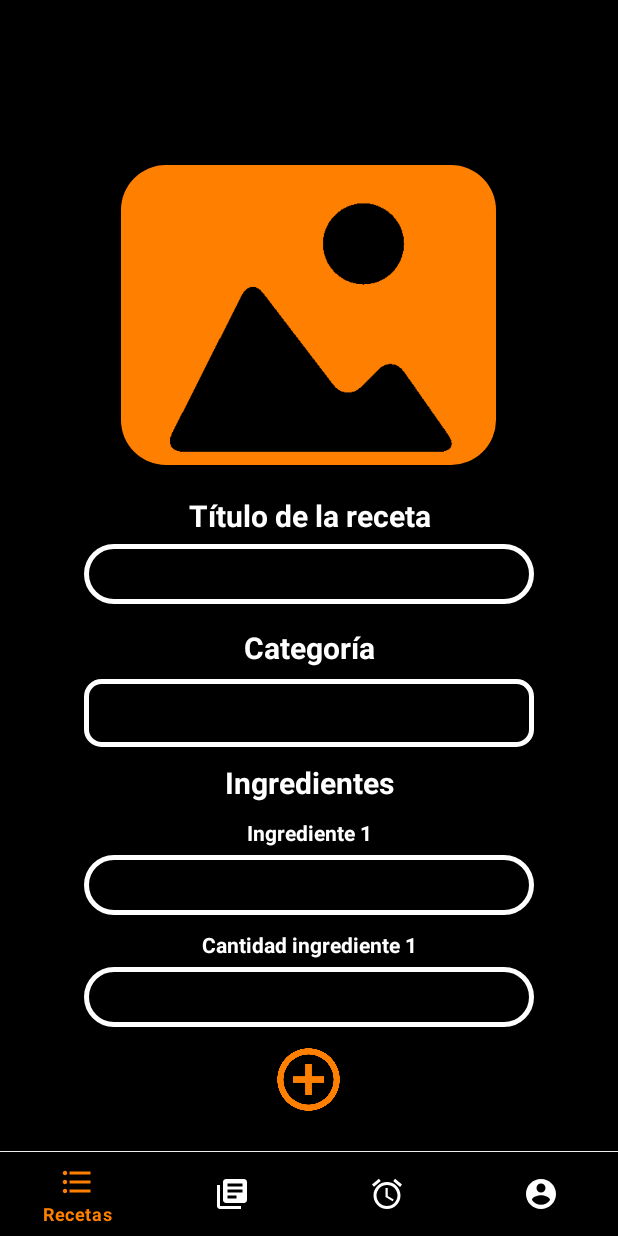
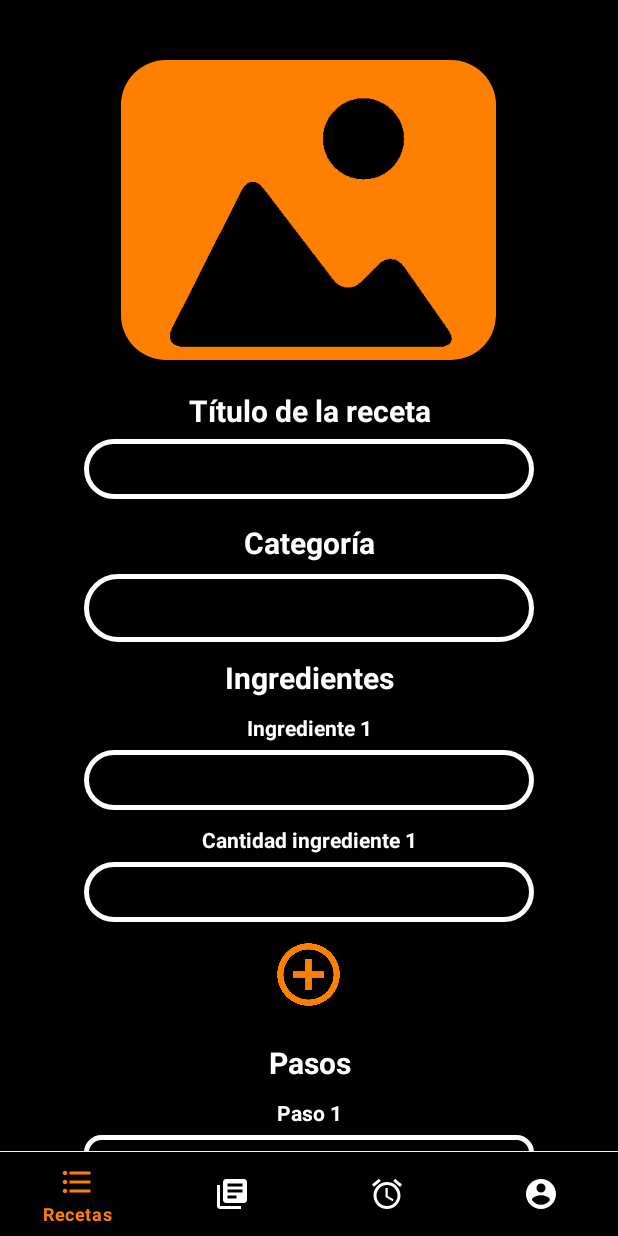
Before and after one commit to antoniocuadros/EasyMeal, an Android app: the FragmentoAnadirReceta screen opened through its navigation route, on a phone screen of 412 x 824 dp. Run offline under Robolectric (Android 15) with nearby library versions, the phone set to English and light mode, and no system bars; our stand-ins replace Room's generated code, navigation-ui.

Commit message:
Avanza #20, añadido comportamiento seleccionar imagen

```diff
--- a/src/app/src/main/java/com/acl/easymeal/fragmentos/FragmentoAnadirReceta.kt
+++ b/src/app/src/main/java/com/acl/easymeal/fragmentos/FragmentoAnadirReceta.kt
@@ -1,5 +1,8 @@
 package com.acl.easymeal.fragmentos
 
+import android.app.Activity
+import android.content.Intent
+import android.net.Uri
 import android.os.Bundle
 import androidx.fragment.app.Fragment
 import android.view.LayoutInflater
@@ -12,6 +15,7 @@ import com.acl.easymeal.R
 import com.acl.easymeal.modelo.obtenerBaseDatos
 import com.google.android.material.button.MaterialButton
 
+@Suppress("DEPRECATION")
 class FragmentoAnadirReceta : Fragment() {
     private lateinit var boton_seleccion_imagen:CardView
     private lateinit var imagen_principal:ImageView
@@ -46,9 +50,21 @@ class FragmentoAnadirReceta : Fragment() {
     private lateinit var paso_8:EditText
     private lateinit var paso_9:EditText
     private lateinit var paso_10:EditText
+    private lateinit var layout_paso_1:LinearLayout
+    private lateinit var layout_paso_2:LinearLayout
+    private lateinit var layout_paso_3:LinearLayout
+    private lateinit var layout_paso_4:LinearLayout
+    private lateinit var layout_paso_5:LinearLayout
+    private lateinit var layout_paso_6:LinearLayout
+    private lateinit var layout_paso_7:LinearLayout
+    private lateinit var layout_paso_8:LinearLayout
+    private lateinit var layout_paso_9:LinearLayout
+    private lateinit var layout_paso_10:LinearLayout
     private lateinit var duracion:EditText
     private lateinit var anadirpaso:CardView
     private lateinit var boton_anadir:MaterialButton
+
+    private var imagen_seleccionada: Uri? = null
 
 
     override fun onCreate(savedInstanceState: Bundle?) {
@@ -67,9 +83,112 @@ class FragmentoAnadirReceta : Fragment() {
 
         estableceComportamientoBotonAnadirIngrediente()
 
+
+        estableceComportamientoAnadirPaso()
+
+        anadirImagenPrincipal()
+
         return view
     }
 
+    /*
+        En este método obtenemos la imagen seleccionada por el usuario y la almacenamos en un atributo
+        de la clase.
+     */
+    override fun onActivityResult(requestCode: Int, resultCode: Int, data: Intent?) {
+        super.onActivityResult(requestCode, resultCode, data)
+
+        if(requestCode == 100 && resultCode == Activity.RESULT_OK){
+            imagen_seleccionada = data!!.data!!
+            imagen_principal.setImageURI(imagen_seleccionada)
+
+        }
+    }
+
+    private fun anadirImagenPrincipal(){
+        boton_seleccion_imagen.setOnClickListener {
+            var lanzador_seleccion = Intent(Intent.ACTION_PICK)
+            lanzador_seleccion.type = "image/*"
+            startActivityForResult(lanzador_seleccion, 100)
+        }
+    }
+
+    /*
+        Este método se encarga de añadir al layout una nueva casilla para introducir un nuevo paso
+        cuando se pulsa al botón de añadir un nuevo paso.
+     */
+    public fun estableceComportamientoAnadirPaso(){
+        anadirpaso.setOnClickListener {
+            var paso = primerPasoVacio()
+
+            if(paso != 0){
+                when(paso){
+                    2->{
+                        layout_paso_2.visibility = View.VISIBLE
+                    }
+                    3->{
+                        layout_paso_3.visibility = View.VISIBLE
+                    }
+                    4->{
+                        layout_paso_4.visibility = View.VISIBLE
+                    }
+                    5->{
+                        layout_paso_5.visibility = View.VISIBLE
+                    }
+                    6->{
+                        layout_paso_6.visibility = View.VISIBLE
+                    }
+                    7->{
+                        layout_paso_7.visibility = View.VISIBLE
+                    }
+                    8->{
+                        layout_paso_8.visibility = View.VISIBLE
+                    }
+                    9->{
+                        layout_paso_9.visibility = View.VISIBLE
+                    }
+                    10->{
+                        layout_paso_10.visibility = View.VISIBLE
+                    }
+                }
+            }
+        }
+    }
+
+    /*
+        Este método se encarga de averiguar cual es el siguiente paso a habilitar para que un
+        usuario lo añada.
+     */
+    public fun primerPasoVacio():Int{
+        var vacios:ArrayList<Int> = arrayListOf()
+        if(paso_2.text.toString() == "") vacios.add(2)
+        if(paso_3.text.toString() == "") vacios.add(3)
+        if(paso_4.text.toString() == "") vacios.add(4)
+        if(paso_5.text.toString() == "") vacios.add(5)
+        if(paso_6.text.toString() == "") vacios.add(6)
+        if(paso_7.text.toString() == "") vacios.add(7)
+        if(paso_8.text.toString() == "") vacios.add(8)
+        if(paso_9.text.toString() == "") vacios.add(9)
+        if(paso_10.text.toString() == "") vacios.add(10)
+
+        if(vacios.size == 0 ||  vacios.size == 1){
+            anadirpaso.visibility = View.GONE
+        }
+        else{
+            anadirpaso.visibility = View.VISIBLE
+        }
+
+        if(vacios.size > 0){
+            return vacios[0]
+        }
+        else{
+            return 0
+        }
+    }
+
+    /*
+        Este método se encarga de inicializar el spinner de categorías.
+     */
     private fun inicializaCategorías(){
         var db = obtenerBaseDatos(requireContext())
         var categorias = db.categoriaDao.obtenerTodas()
@@ -135,6 +254,8 @@ class FragmentoAnadirReceta : Fragment() {
         if(ingrediente5.text.toString() == "") vacios.add(5)
         if(ingrediente6.text.toString() == "") vacios.add(6)
 
+
+
         if(vacios.size == 0 ||  vacios.size == 1){
             anadiringrediente.visibility = View.GONE
         }
@@ -191,6 +312,16 @@ class FragmentoAnadirReceta : Fragment() {
         duracion = view.findViewById(R.id.duracion)
         anadirpaso = view.findViewById(R.id.anadirpaso)
         boton_anadir = view.findViewById(R.id.boton_anadir)
+        layout_paso_1 = view.findViewById(R.id.layout_paso_1)
+        layout_paso_2 = view.findViewById(R.id.layout_paso_2)
+        layout_paso_3 = view.findViewById(R.id.layout_paso_3)
+        layout_paso_4 = view.findViewById(R.id.layout_paso_4)
+        layout_paso_5 = view.findViewById(R.id.layout_paso_5)
+        layout_paso_6 = view.findViewById(R.id.layout_paso_6)
+        layout_paso_7 = view.findViewById(R.id.layout_paso_7)
+        layout_paso_8 = view.findViewById(R.id.layout_paso_8)
+        layout_paso_9 = view.findViewById(R.id.layout_paso_9)
+        layout_paso_10 = view.findViewById(R.id.layout_paso_10)
     }
 
 }
--- a/src/app/src/main/res/layout/fragmento_anadir_receta.xml
+++ b/src/app/src/main/res/layout/fragmento_anadir_receta.xml
@@ -7,7 +7,7 @@
     tools:context=".fragmentos.FragmentoAnadirReceta"
     android:background="@color/black">
     <LinearLayout
-        android:layout_marginTop="100dp"
+        android:layout_marginTop="30dp"
         android:layout_width="match_parent"
         android:layout_height="match_parent"
         android:orientation="vertical"
@@ -76,7 +76,7 @@
         <Spinner
             android:layout_width="300dp"
             android:layout_height="45dp"
-            android:background="@drawable/inputcuadrado"
+            android:background="@drawable/inputdecorado"
             android:id="@+id/spiner_categoria"
             android:textColor="@color/white"
             android:textSize="20dp"
--- a/src/app/src/main/res/layout/spinner_item.xml
+++ b/src/app/src/main/res/layout/spinner_item.xml
@@ -2,7 +2,7 @@
 <CheckedTextView
     android:layout_gravity="center"
     xmlns:android="http://schemas.android.com/apk/res/android"
-    android:layout_width="295dp"
+    android:layout_width="275dp"
     android:layout_height="wrap_content"
     android:text="Carnes"
     android:textColor="@color/white"
```
